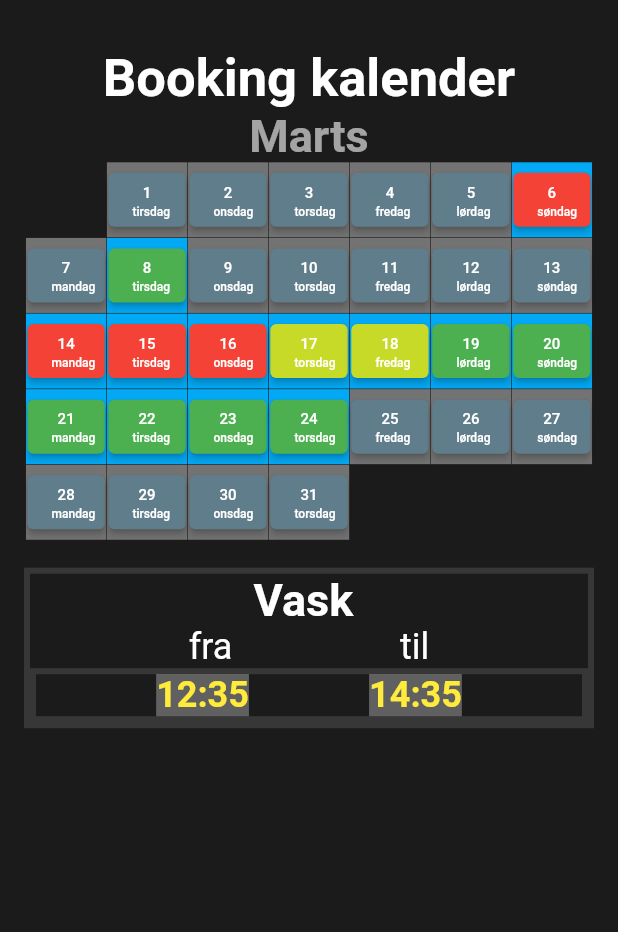
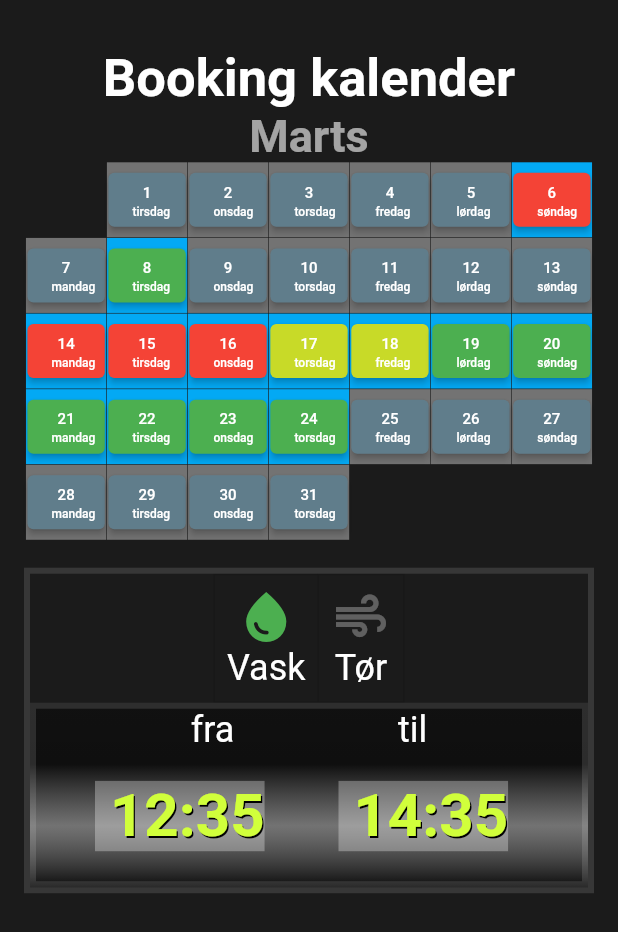
Before and after one commit to MartinBruun/P6, a Flutter app: the CalendarScreen screen opened directly, after a tap on an icon or button, on a phone screen of 412 x 824 dp. Shown: the top 932 px of the screen. Run offline on Flutter 3.47's test engine with Material 2 defaults, Android fonts, the phone set to English and light mode, and no system bars; our stand-ins replace cached_network_image, connectivity_plus, dio, equatable, flutter_screenutil, flutter_svg and 1 more; missing offline and left inert: connectivity_plus_web, location_web; network calls fail; project files that could hold a hidden picture were left out.

Commit message:
added icons to select vask or tør

```diff
--- a/washee_app/lib/core/widgets/TimeSelectorCard.dart
+++ b/washee_app/lib/core/widgets/TimeSelectorCard.dart
@@ -9,17 +9,75 @@ class TimeSelectorCard extends StatefulWidget {
 }
 
 class _TimeSelectorCardViewState extends State<TimeSelectorCard> {
+  List<bool> _selections = [true, false];
   @override
   Widget build(BuildContext context) {
     return Container(
         // color:Colors.white24,
-      decoration: BoxDecoration(border:Border.all(width:4,color:Colors.white12)),
+        decoration:
+            BoxDecoration(border: Border.all(width: 4, color: Colors.white12)),
         child: Column(
           children: [
-        Center(child: Text(
-              "Vask ",
-              style: timeTitleStyle,
+            Center(
+                child: ToggleButtons(
+                    children: [
+                  Padding(
+                    padding: const EdgeInsets.all(8.0),
+                    child: Column(
+                      children: [
+                        Icon(
+                          Icons.water_drop,
+                          semanticLabel: "Vask",size: 40,
+                        ),
+                        Text(
+                          'Vask',
+                          style: timeLabelStyle,
+                        ),
+                      ],
+                    ),
+                  ),
+                  Padding(
+                      padding: const EdgeInsets.all(8.0),
+                      child: Column(
+                        children: [
+                          Icon(Icons.air,
+                          semanticLabel: "Tør",
+                          size: 40,),
+                          Text(
+                            'Tør',
+                            style: timeLabelStyle,
+                          ),
+                        ],
                       )),
+                ],
+                    color: Colors.white30,
+                    selectedColor: Colors.green,
+                    disabledColor: Colors.red,
+                    disabledBorderColor: Colors.red,
+                    isSelected: _selections,
+                    onPressed: (int index) {
+                      setState(() {
+                        _selections[0] = !_selections[0];
+                        _selections[1] = !_selections[1];
+                      });
+                    })),
+
+            Column(
+              children: [
+                Container(
+                  decoration: BoxDecoration(
+                      gradient: LinearGradient(
+                          begin: Alignment.topCenter,
+                          end: Alignment.bottomCenter,
+                          colors: [
+                            Colors.black38,
+                            Colors.black45,
+                            Colors.white38,
+                            Colors.black54,
+                          ]),
+                      border: Border.all(width: 4, color: Colors.white12)),
+                  child: Column(
+                    children: [
                       Center(
               child: Row(children: [
                 Spacer(),
@@ -28,31 +86,33 @@ class _TimeSelectorCardViewState extends State<TimeSelectorCard> {
                   style: timeLabelStyle,
                 ),
                 Spacer(),
-            Text("til",style: timeLabelStyle),
+                Text("til", style: timeLabelStyle),
                 Spacer()
               ]),
             ),
-        Container(
-          decoration: BoxDecoration(border:Border.all(width:4,color:Colors.white12)),
-          child: Row(children: [
+                      Row(children: [
                         Spacer(),
-            Text("12:35", style:timeNumberStyle),
+                        Padding(
+                            padding: const EdgeInsets.fromLTRB(0, 20, 0, 20),
+                            child: Text(" 12:35 ", style: timeNumberStyle)),
                         Spacer(),
-            Text("14:35", style:timeNumberStyle),
+                        Padding(
+                            padding: const EdgeInsets.fromLTRB(0, 20, 0, 20),
+                            child: Text(" 14:35 ", style: timeNumberStyle)),
                         Spacer()
                       ]),
+                    ],
+                  ),
+                ),
+              ],
             )
           ],
         ));
   }
 }
 
-TextStyle timeTitleStyle = TextStyle(
-  color: Colors.white,
-  fontSize: 30,
-  fontWeight: FontWeight.bold
-
-);
+TextStyle timeTitleStyle =
+    TextStyle(color: Colors.white, fontSize: 30, fontWeight: FontWeight.bold);
 
 TextStyle timeLabelStyle = TextStyle(
   color: Colors.white,
@@ -60,8 +120,9 @@ TextStyle timeLabelStyle = TextStyle(
 );
 
 TextStyle timeNumberStyle = TextStyle(
-  color: Colors.yellow,
+  color: Color.fromARGB(255, 209, 255, 59),
   backgroundColor: Colors.white30,
   fontWeight: FontWeight.bold,
-  fontSize: 24,
+  fontSize: 40,
+  shadows: [Shadow(offset: Offset( 1.0,1.0),color: Colors.black)]
 );
```
Lines whose indentation alone changed are shown as unchanged.
